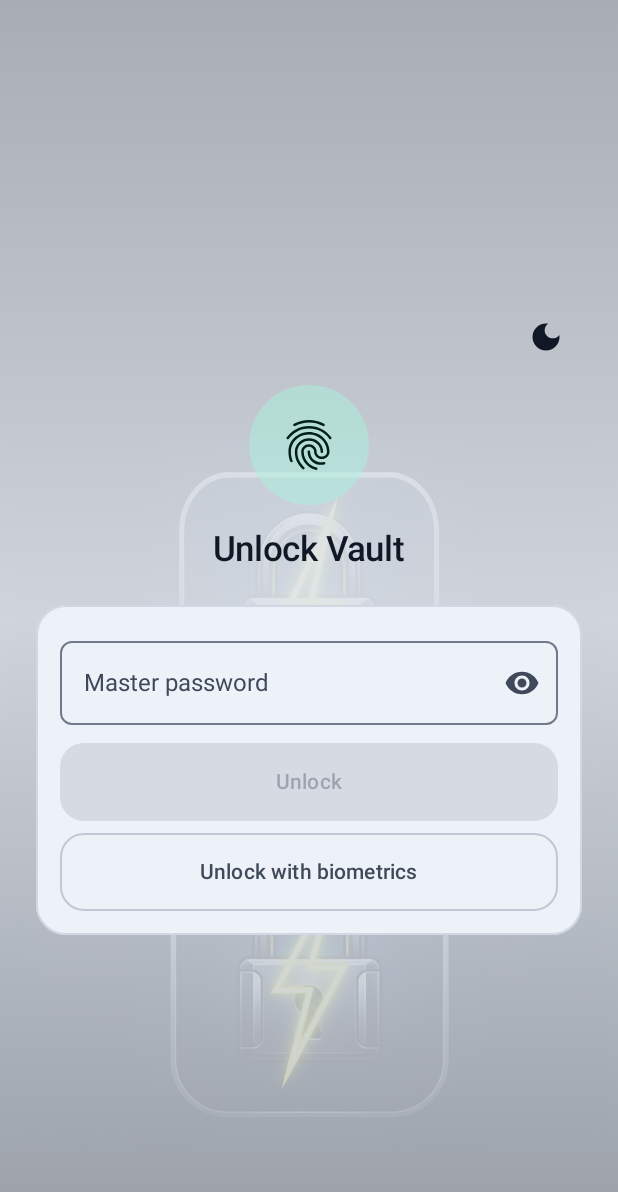
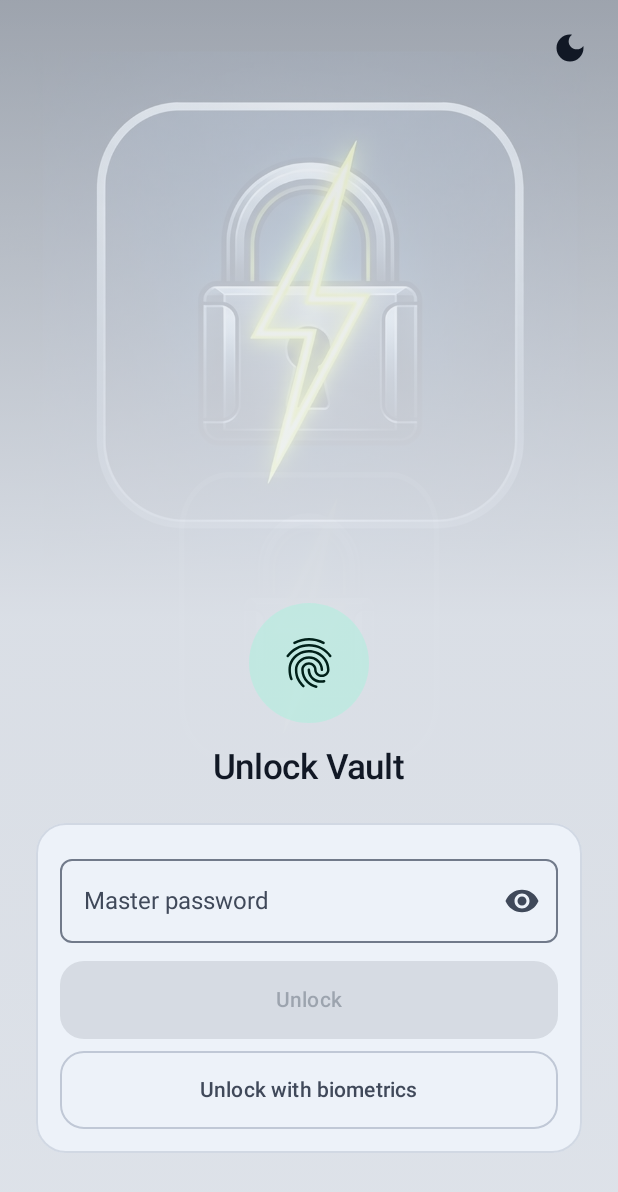
Before and after one commit to christiancagan/passvaultgen, an Android app built with Jetpack Compose: the UnlockScreen screen opened through its navigation route, after a tap on "Switch to light mode", on a phone screen of 412 x 824 dp. Shown: the top 1192 px of the screen. Run offline under Robolectric (Android 15) with nearby library versions, the light colour scheme and no system bars; our stand-ins replace Dagger/Hilt's generated code.

Commit message:
v1.5.2: top-anchored zap lock artwork header on Unlock screen (dark/light)

```diff
--- a/app/build.gradle.kts
+++ b/app/build.gradle.kts
@@ -20,8 +20,8 @@ android {
         applicationId = "com.example.passwordvault"
         minSdk = 26
         targetSdk = 35
-        versionCode = 9
-        versionName = "1.5.1"
+        versionCode = 10
+        versionName = "1.5.2"
         testInstrumentationRunner = "androidx.test.runner.AndroidJUnitRunner"
     }
 
--- a/app/src/main/java/com/example/passwordvault/ui/auth/UnlockScreen.kt
+++ b/app/src/main/java/com/example/passwordvault/ui/auth/UnlockScreen.kt
@@ -1,8 +1,10 @@
 package com.example.passwordvault.ui.auth
 
+import androidx.compose.foundation.Image
 import androidx.compose.foundation.background
 import androidx.compose.foundation.layout.Arrangement
 import androidx.compose.foundation.layout.Box
+import androidx.compose.foundation.layout.BoxWithConstraints
 import androidx.compose.foundation.layout.Column
 import androidx.compose.foundation.layout.Row
 import androidx.compose.foundation.layout.Spacer
@@ -12,7 +14,9 @@ import androidx.compose.foundation.layout.height
 import androidx.compose.foundation.layout.padding
 import androidx.compose.foundation.layout.size
 import androidx.compose.foundation.layout.widthIn
+import androidx.compose.foundation.rememberScrollState
 import androidx.compose.foundation.shape.CircleShape
+import androidx.compose.foundation.verticalScroll
 import androidx.compose.material.icons.Icons
 import androidx.compose.material.icons.filled.Fingerprint
 import androidx.compose.material3.Button
@@ -28,14 +32,20 @@ import androidx.compose.runtime.saveable.rememberSaveable
 import androidx.compose.runtime.setValue
 import androidx.compose.ui.Alignment
 import androidx.compose.ui.Modifier
+import androidx.compose.ui.graphics.Brush
+import androidx.compose.ui.graphics.graphicsLayer
+import androidx.compose.ui.layout.ContentScale
 import androidx.compose.ui.platform.LocalContext
+import androidx.compose.ui.res.painterResource
 import androidx.compose.ui.unit.dp
 import androidx.fragment.app.FragmentActivity
 import androidx.hilt.navigation.compose.hiltViewModel
 import androidx.lifecycle.compose.collectAsStateWithLifecycle
+import com.example.passwordvault.R
 import com.example.passwordvault.ui.components.PassVaultCard
 import com.example.passwordvault.ui.components.SecurePasswordField
 import com.example.passwordvault.ui.components.ThemeToggleButton
+import com.example.passwordvault.ui.theme.LocalIsDark
 
 @Composable
 fun UnlockScreen(
@@ -45,18 +55,61 @@ fun UnlockScreen(
     val uiState by viewModel.uiState.collectAsStateWithLifecycle()
     var password by rememberSaveable { mutableStateOf("") }
     val activity = LocalContext.current as? FragmentActivity
+    val scheme = MaterialTheme.colorScheme
+    val dark = LocalIsDark.current
+
+    // Lighter at the top so the header artwork reads clearly, heavier toward the
+    // lower half so the heading and card keep full contrast.
+    val scrim = if (dark) {
+        Brush.verticalGradient(
+            listOf(
+                scheme.background.copy(alpha = 0.12f),
+                scheme.background.copy(alpha = 0.66f),
+                scheme.surfaceContainerLow.copy(alpha = 0.80f),
+            ),
+        )
+    } else {
+        Brush.verticalGradient(
+            listOf(
+                scheme.background.copy(alpha = 0.45f),
+                scheme.background.copy(alpha = 0.82f),
+                scheme.surfaceContainerLow.copy(alpha = 0.88f),
+            ),
+        )
+    }
+
+    BoxWithConstraints(modifier = Modifier.fillMaxSize()) {
+        val artReserve = maxHeight * 0.44f
+
+        Image(
+            painter = painterResource(id = R.drawable.bg_unlock),
+            contentDescription = null,
+            contentScale = ContentScale.Crop,
+            alignment = Alignment.TopCenter,
+            modifier = Modifier
+                .fillMaxSize()
+                .graphicsLayer { alpha = if (dark) 1f else 0.5f },
+        )
+        Box(modifier = Modifier.fillMaxSize().background(scrim))
 
         Column(
             modifier = Modifier
                 .fillMaxSize()
-            .padding(24.dp),
-        verticalArrangement = Arrangement.Center,
+                .padding(horizontal = 24.dp),
             horizontalAlignment = Alignment.CenterHorizontally,
         ) {
-        Row(modifier = Modifier.fillMaxWidth(), horizontalArrangement = Arrangement.End) {
-            ThemeToggleButton()
-        }
-            Spacer(Modifier.height(8.dp))
+            Spacer(Modifier.height(artReserve))
+            Box(
+                modifier = Modifier.weight(1f),
+                contentAlignment = Alignment.Center,
+            ) {
+                Column(
+                    modifier = Modifier
+                        .verticalScroll(rememberScrollState())
+                        .widthIn(max = 480.dp)
+                        .padding(bottom = 16.dp),
+                    horizontalAlignment = Alignment.CenterHorizontally,
+                ) {
                     Box(
                         modifier = Modifier
                             .size(80.dp)
@@ -77,7 +130,6 @@ fun UnlockScreen(
                     Text("Unlock Vault", style = MaterialTheme.typography.headlineSmall)
                     Spacer(Modifier.height(24.dp))
 
-            Column(modifier = Modifier.widthIn(max = 480.dp)) {
                     PassVaultCard {
                         SecurePasswordField(
                             value = password,
@@ -126,3 +178,13 @@ fun UnlockScreen(
                 }
             }
         }
+
+        Row(
+            modifier = Modifier
+                .align(Alignment.TopEnd)
+                .padding(8.dp),
+        ) {
+            ThemeToggleButton()
+        }
+    }
+}
```
Also changed, not shown: app/src/main/res/drawable-nodpi/bg_unlock.jpg (added), 3 other files. Lines whose indentation alone changed are shown as unchanged.
